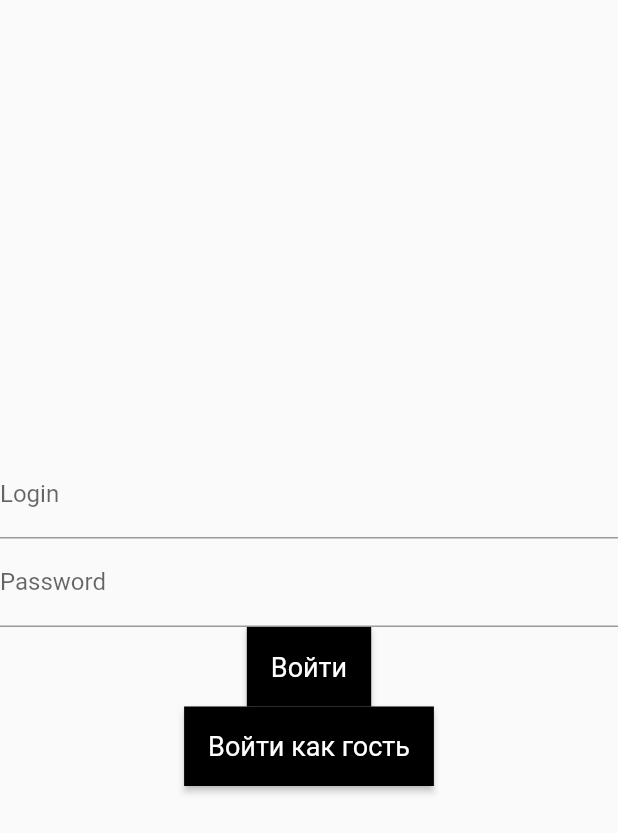
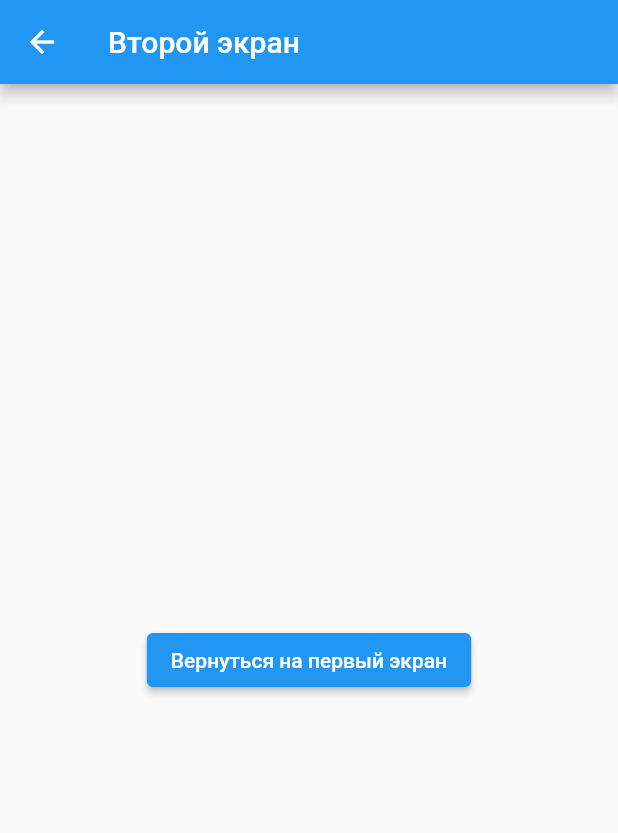
Before and after one commit to voronov-nikita/NAS-platform, a Flutter app: the screen it shows after launch, after a tap on "Войти", on a phone screen of 412 x 824 dp. Shown: the top 833 px of the screen. Run offline on Flutter 3.47's test engine with Material 2 defaults, Android fonts, the phone set to English and light mode, and no system bars.

Commit message:
add-new-page:home
this is new page for application

```diff
--- /dev/null
+++ b/lib/home.dart
@@ -0,0 +1,26 @@
+// ignore_for_file: prefer_const_constructors
+
+import 'package:flutter/material.dart';
+
+
+class SecondScreen extends StatelessWidget {
+  const SecondScreen({super.key});
+
+  @override
+  Widget build(BuildContext context) {
+    return Scaffold(
+      appBar: AppBar(
+        title: Text('Второй экран'),
+      ),
+      body: Center(
+        child: ElevatedButton(
+          onPressed: () {
+            // Возврат на первый экран при нажатии на кнопку
+            Navigator.pop(context);
+          },
+          child: Text('Вернуться на первый экран'),
+        ),
+      ),
+    );
+  }
+}
--- a/lib/login.dart
+++ b/lib/login.dart
@@ -2,6 +2,7 @@
 
 import 'package:flutter/material.dart';
 import 'styles.dart';
+import 'home.dart';
 
 class MainLogin extends StatelessWidget {
   const MainLogin({super.key});
@@ -35,12 +36,18 @@ class MainLogin extends StatelessWidget {
                 userInputPassword = value;
               },
               decoration: LoginStyles.textinputpassword,
+              obscureText: true,
               ),
 
             // кнопка авторизации
             ElevatedButton(
               onPressed: () {
                 print("$userInputLogin - $userInputPassword");
+                // Переход на домашний экран при нажатии на кнопку
+                Navigator.push(
+                  context,
+                  MaterialPageRoute(builder: (context) => SecondScreen()),
+                );
               },
               style: LoginStyles.buttonStyle,
               child: const Text('Войти'),
--- a/lib/styles.dart
+++ b/lib/styles.dart
@@ -13,7 +13,7 @@ class LoginStyles{
     foregroundColor: Colors.white,
     backgroundColor: Colors.black,
     textStyle: TextStyle(fontSize: 18),
-    padding: EdgeInsets.all(16.0),
+    padding: EdgeInsets.all(18.0),
     shape: RoundedRectangleBorder(
       borderRadius: BorderRadius.circular(0.0),
     ),
@@ -22,10 +22,12 @@ class LoginStyles{
 // <--------- Стили для ввода текста --------->
 
   static InputDecoration textinput = InputDecoration(
+    contentPadding: EdgeInsets.only(left:30.0),
     // стиль при активном фокусе
     focusedBorder: OutlineInputBorder(
       borderRadius: BorderRadius.circular(10.0),
       borderSide: BorderSide(color: Colors.green),
+
     ),
   );
 
```
